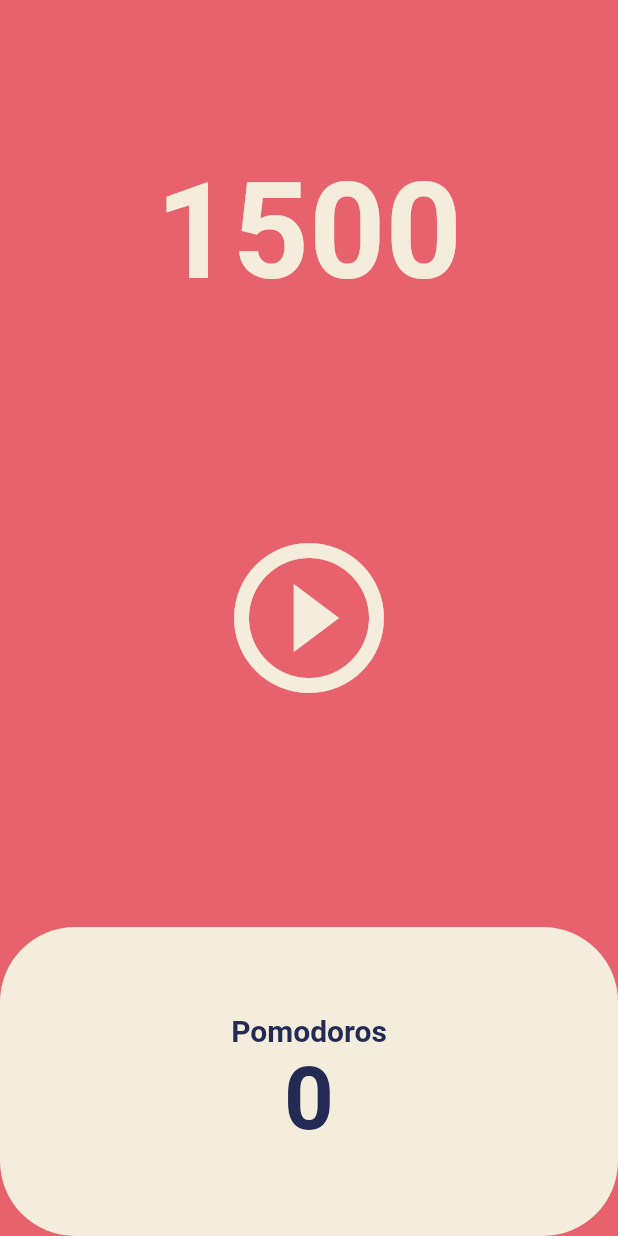
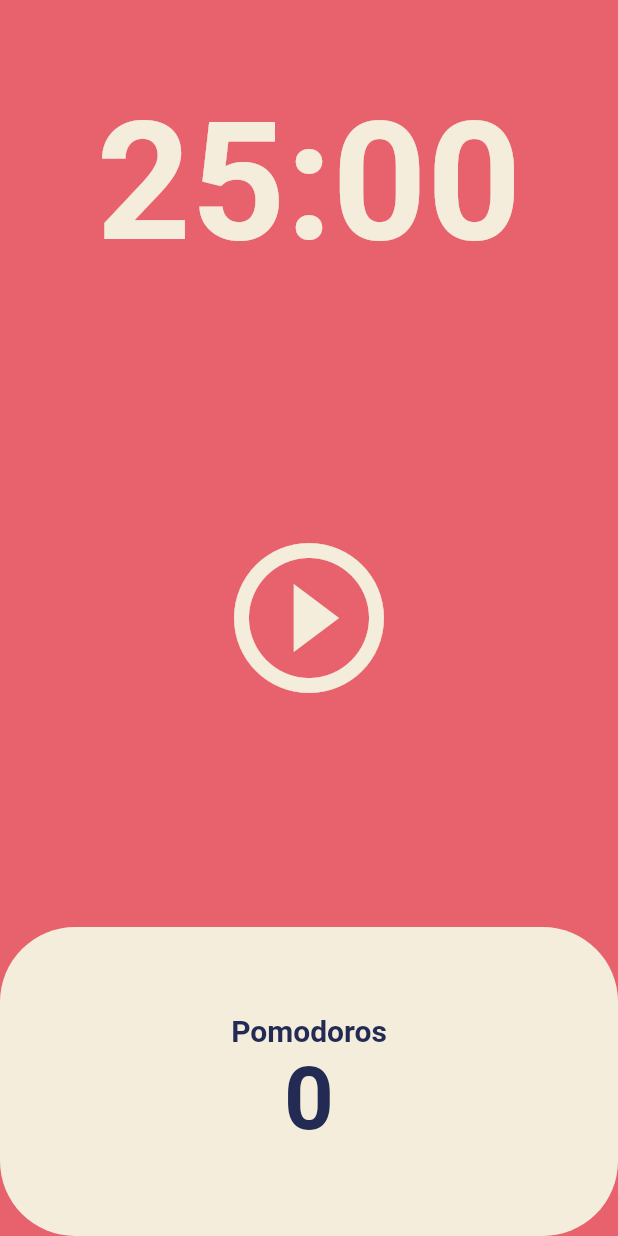
Before and after one commit to jacesoul/toonflix, a Flutter app: the screen it shows after launch, on a phone screen of 412 x 824 dp. Run offline on Flutter 3.47's test engine with Material 2 defaults, Android fonts, the phone set to English and light mode, and no system bars.

Commit message:
Date Format

```diff
--- a/lib/screens/home_screen.dart
+++ b/lib/screens/home_screen.dart
@@ -9,14 +9,25 @@ class HomeScreen extends StatefulWidget {
 }
 
 class _HomeScreenState extends State<HomeScreen> {
-  int totalSeconds = 1500;
+  static const twentyFiveMinutes = 1500;
+  int totalSeconds = twentyFiveMinutes;
   bool isRunning = false;
+  int totalPomodoros = 0;
   late Timer timer;
 
   void onTick(Timer timer) {
+    if (totalSeconds == 0) {
+      setState(() {
+        totalPomodoros += 1;
+        isRunning = false;
+        totalSeconds = twentyFiveMinutes;
+      });
+      timer.cancel();
+    } else {
       setState(() {
         totalSeconds -= 1;
       });
+    }
   }
 
   void onStartPressed() {
@@ -32,9 +43,20 @@ class _HomeScreenState extends State<HomeScreen> {
 
   void onPausePressed() {
     timer.cancel();
+
     setState(() {
       isRunning = false;
     });
+  }
+
+  String format(int seconds) {
+    var duration = Duration(
+      seconds: seconds,
+    );
+
+    String formatNumber = duration.toString().split(".").first.substring(2, 7);
+
+    return formatNumber;
   }
 
   @override
@@ -45,14 +67,19 @@ class _HomeScreenState extends State<HomeScreen> {
         children: [
           Flexible(
             flex: 1,
+            child: Padding(
+              padding: const EdgeInsets.symmetric(
+                vertical: 20,
+              ),
               child: Container(
                 alignment: Alignment.bottomCenter,
                 child: Text(
-                "$totalSeconds",
+                  format(totalSeconds),
                   style: TextStyle(
                     color: Theme.of(context).cardColor,
-                  fontSize: 89,
+                    fontSize: 110,
                     fontWeight: FontWeight.w600,
+                  ),
                 ),
               ),
             ),
@@ -93,7 +120,7 @@ class _HomeScreenState extends State<HomeScreen> {
                           ),
                         ),
                         Text(
-                          "0",
+                          "$totalPomodoros",
                           style: TextStyle(
                             fontSize: 58,
                             color:
```
Lines whose indentation alone changed are shown as unchanged.
